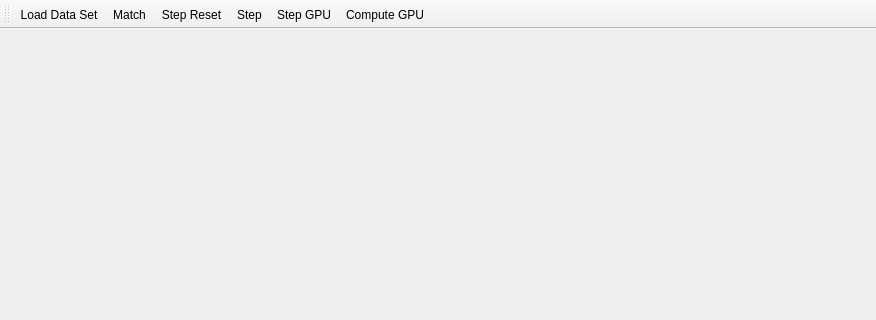
Qt form src/ui/ToolWindowICPMatcher.ui (oneminute/RecFLS) before a commit; both pictures show x 0 to 876 and y 0 to 320 of the 876 by 688 pixel window.
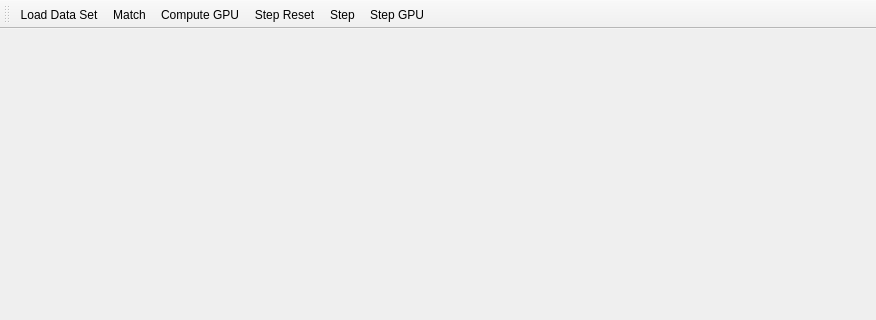
The same form after that commit. Custom widgets are drawn as their Qt base class.

The edit to the form file:
```diff
--- a/src/ui/ToolWindowICPMatcher.ui
+++ b/src/ui/ToolWindowICPMatcher.ui
@@ -160,10 +160,10 @@
    </attribute>
    <addaction name="actionLoad_Data_Set"/>
    <addaction name="actionMatch"/>
+   <addaction name="actionCompute_GPU"/>
    <addaction name="actionStep_Reset"/>
    <addaction name="actionStep"/>
    <addaction name="actionStep_GPU"/>
-   <addaction name="actionCompute_GPU"/>
   </widget>
   <action name="actionLoad_Data_Set">
    <property name="text">
```
